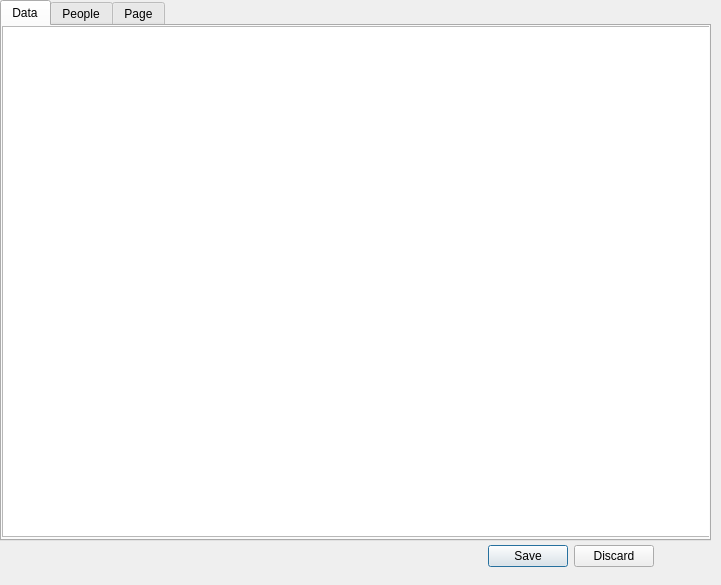
Qt form CentreLineInput/cave_survey_dialog_base.ui (CaveSurveying/CentrelineInput) before a commit.
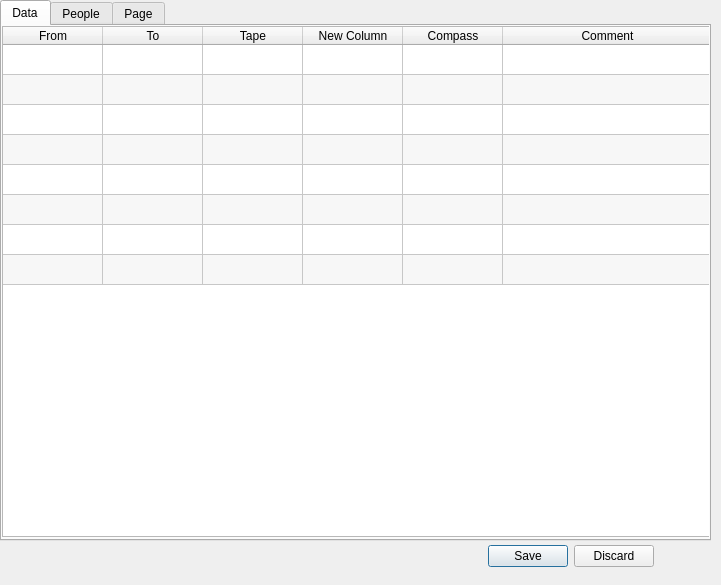
The same form after that commit.

Commit message: Added centreline table headers

Diff of the .ui file:
```diff
--- a/CentreLineInput/cave_survey_dialog_base.ui
+++ b/CentreLineInput/cave_survey_dialog_base.ui
@@ -54,7 +54,7 @@
     <attribute name="title">
      <string>Data</string>
     </attribute>
-    <widget class="QTableView" name="tableView">
+    <widget class="QTableWidget" name="tableWidget">
      <property name="geometry">
       <rect>
        <x>0</x>
@@ -63,9 +63,89 @@
        <height>511</height>
       </rect>
      </property>
+     <property name="sizePolicy">
+      <sizepolicy hsizetype="Expanding" vsizetype="Expanding">
+       <horstretch>0</horstretch>
+       <verstretch>0</verstretch>
+      </sizepolicy>
+     </property>
+     <property name="autoFillBackground">
+      <bool>false</bool>
+     </property>
+     <property name="frameShape">
+      <enum>QFrame::StyledPanel</enum>
+     </property>
+     <property name="frameShadow">
+      <enum>QFrame::Sunken</enum>
+     </property>
+     <property name="dragDropMode">
+      <enum>QAbstractItemView::NoDragDrop</enum>
+     </property>
+     <property name="alternatingRowColors">
+      <bool>true</bool>
+     </property>
+     <property name="rowCount">
+      <number>8</number>
+     </property>
+     <attribute name="horizontalHeaderCascadingSectionResizes">
+      <bool>true</bool>
+     </attribute>
+     <attribute name="horizontalHeaderHighlightSections">
+      <bool>true</bool>
+     </attribute>
+     <attribute name="horizontalHeaderMinimumSectionSize">
+      <number>30</number>
+     </attribute>
+     <attribute name="horizontalHeaderStretchLastSection">
+      <bool>true</bool>
+     </attribute>
+     <attribute name="verticalHeaderVisible">
+      <bool>false</bool>
+     </attribute>
+     <attribute name="verticalHeaderMinimumSectionSize">
+      <number>1</number>
+     </attribute>
      <attribute name="verticalHeaderStretchLastSection">
-      <bool>true</bool>
+      <bool>false</bool>
      </attribute>
+     <row/>
+     <row/>
+     <row/>
+     <row/>
+     <row/>
+     <row/>
+     <row/>
+     <row/>
+     <column>
+      <property name="text">
+       <string>From</string>
+      </property>
+     </column>
+     <column>
+      <property name="text">
+       <string>To</string>
+      </property>
+     </column>
+     <column>
+      <property name="text">
+       <string>Tape</string>
+      </property>
+     </column>
+     <column>
+      <property name="text">
+       <string>New Column</string>
+      </property>
+     </column>
+     <column>
+      <property name="text">
+       <string>Compass</string>
+      </property>
+     </column>
+     <column>
+      <property name="text">
+       <string>Comment</string>
+      </property>
+     </column>
     </widget>
    </widget>
    <widget class="QWidget" name="tab_2">
```
